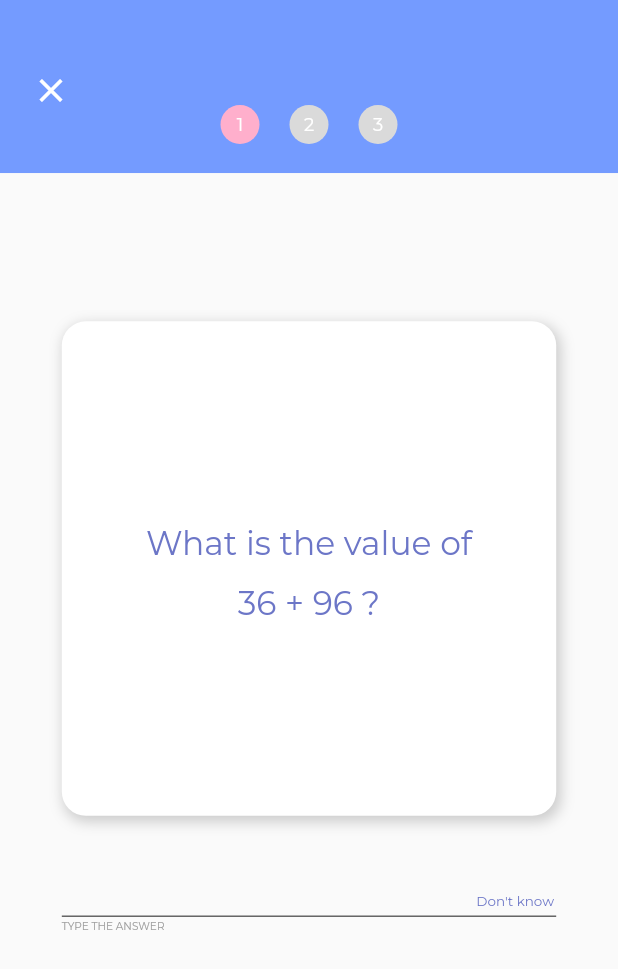
After one commit to JamesJamesJa/rememable, a Flutter app: the FlashcardTest screen opened directly, on a phone screen of 412 x 824 dp. The commit adds this screen. Shown: the top 969 px of the screen. Run offline on Flutter 3.47's test engine with Material 2 defaults, Android fonts, the phone set to English and light mode, and no system bars; our stand-ins replace google_fonts.

Commit message:
[ADD] Front-end on Flashcard Test Page :construction:

```diff
--- a/lib/screens/flashcard-details.dart
+++ b/lib/screens/flashcard-details.dart
@@ -1,5 +1,6 @@
 import 'package:flutter/material.dart';
 import 'package:google_fonts/google_fonts.dart';
+import 'package:rememable/screens/flashcard-test.dart';
 import 'package:rememable/screens/play-flashcard.dart';
 // import 'package:kelena/models/user.dart';
 // import 'package:kelena/providers/student.dart';
@@ -350,8 +351,10 @@ class _FlashcardDetailsState extends State<FlashcardDetails> {
                             )),
                           ),
                           onTap: () {
-                            // Navigator.pushReplacement(context,
-                            //     MaterialPageRoute(builder: (context) => PreHome()));
+                            Navigator.push(
+                                context,
+                                MaterialPageRoute(
+                                    builder: (context) => FlashcardTest()));
                           },
                         ),
                       ],
--- /dev/null
+++ b/lib/screens/flashcard-test.dart
@@ -0,0 +1,389 @@
+import 'dart:math';
+
+import 'package:flutter/material.dart';
+import 'package:google_fonts/google_fonts.dart';
+// import 'package:kelena/models/user.dart';
+// import 'package:kelena/providers/student.dart';
+// import 'package:kelena/screens/firstCome.dart';
+// import 'package:kelena/screens/instructorTime.dart';
+// import 'package:kelena/widgets/student/dialogAddSchedule.dart';
+// import 'package:provider/provider.dart';
+
+class FlashcardTest extends StatefulWidget {
+  // final User teacher;
+  // final String id, name, classNow;
+  // final bool fav;
+  // final int index;
+  // final int selectedTabIndex;
+  // final Function changeIndex;
+  const FlashcardTest({
+    Key key,
+    // this.teacher,
+    // this.id,
+    // this.name,
+    // this.classNow,
+    // this.fav,
+    // this.index,
+    // this.selectedTabIndex,
+    // this.changeIndex,
+  }) : super(key: key);
+  @override
+  _FlashcardTestState createState() => _FlashcardTestState();
+}
+
+class _FlashcardTestState extends State<FlashcardTest> {
+  var answerController = TextEditingController();
+  var flashcardNumberController = ScrollController();
+  int flashcardIndex = 0;
+  double scrollPosition = 0;
+  void setIndex(int value) {
+    setState(() {
+      flashcardIndex = value;
+    });
+    // print(flashcardIndex);
+  }
+
+  PageController pageController = PageController();
+
+  Widget build(BuildContext context) {
+    int flashcardLength = 3;
+    // int flashcardLength = 10;
+
+    return Scaffold(
+      body: Container(
+        height: MediaQuery.of(context).size.height,
+        color: Color(0xFFFAFAFA),
+        child: Column(
+          children: [
+            Container(
+              height: MediaQuery.of(context).size.height * 0.14,
+              width: MediaQuery.of(context).size.width,
+              color: Color(0xFF749BFF),
+              child: Column(
+                children: [
+                  Stack(
+                    // mainAxisAlignment: MainAxisAlignment.spaceAround,
+                    children: [
+                      Container(
+                        height: MediaQuery.of(context).size.height * 0.11,
+                        width: MediaQuery.of(context).size.width,
+                        alignment: Alignment.centerLeft,
+                        padding: EdgeInsets.only(top: 30.0, left: 10.0),
+                        child: IconButton(
+                            icon: Icon(
+                              Icons.close,
+                              size: 26,
+                              color: Colors.white,
+                            ),
+                            onPressed: () {
+                              Navigator.pop(context);
+                            }),
+                      ),
+                      Center(
+                        child: Container(
+                          // width: MediaQuery.of(context).size.width,
+                          width: flashcardLength < 8
+                              ? (flashcardLength * 20 + flashcardLength * 26) +
+                                  0.0
+                              // MediaQuery.of(context).size.width
+                              : MediaQuery.of(context).size.width * 0.74,
+                          margin: EdgeInsets.only(top: 70),
+                          // alignment: Alignment.topCenter,
+                          // color: Colors.red,
+                          height: 26,
+                          child: ListView.builder(
+                            // addAutomaticKeepAlives: true,
+                            // shrinkWrap: false,
+                            // reverse: true,
+                            // addSemanticIndexes: true,
+                            controller: flashcardNumberController,
+                            scrollDirection: Axis.horizontal,
+                            itemCount: flashcardLength,
+
+                            // controller: indexController,
+                            itemBuilder: (BuildContext context, int index) =>
+                                Container(
+                              width: 26,
+                              height: 26,
+                              margin: EdgeInsets.only(left: 10, right: 10),
+                              decoration: BoxDecoration(
+                                color: index == flashcardIndex
+                                    ? Color(0xffFFAFCC)
+                                    : index > flashcardIndex
+                                        ? Color(0xffDADADA)
+                                        : Color(0xffCBADF6),
+                                // : Color(0xffDAC5F8),
+                                borderRadius: BorderRadius.circular(100),
+                              ),
+                              child: Center(
+                                  child: Text(
+                                (index + 1).toString(),
+                                style: GoogleFonts.montserrat(
+                                  textStyle: TextStyle(
+                                      color: Colors.white,
+                                      fontSize: 12.0,
+                                      fontWeight: FontWeight.w400),
+                                ),
+                              )),
+                            ),
+                          ),
+                        ),
+                      ),
+                      // Container(
+                      //   width: MediaQuery.of(context).size.width * 0.7,
+                      //   padding: EdgeInsets.only(top: 40),
+                      //   child: Center(
+                      //     child: Text(
+                      //       'Number Addition',
+                      //       style: GoogleFonts.montserrat(
+                      //         textStyle: TextStyle(
+                      //             color: Colors.white,
+                      //             fontSize: 24.0,
+                      //             fontWeight: FontWeight.w400),
+                      //       ),
+                      //     ),
+                      //   ),
+                      // ),
+                    ],
+                  ),
+                ],
+              ),
+            ),
+            Container(
+              height: MediaQuery.of(context).size.height * 0.84,
+              // padding: EdgeInsets.only(top: 10),
+              child: Column(
+                children: [
+                  Container(
+                    height: MediaQuery.of(context).size.height * 0.54,
+                    child: PageView.builder(
+                        itemCount: flashcardLength,
+                        controller: pageController,
+                        onPageChanged: (value) {
+                          setIndex(value);
+                        },
+                        // allowImplicitScrolling: true,
+                        physics: new NeverScrollableScrollPhysics(),
+                        itemBuilder: (context, index) {
+                          return Column(
+                            children: [
+                              Container(
+                                width: MediaQuery.of(context).size.width * 0.8,
+                                height: MediaQuery.of(context).size.width * 0.8,
+                                // width: 200,
+                                // height: 200,
+                                decoration: BoxDecoration(
+                                  color: Colors.white,
+                                  borderRadius: BorderRadius.circular(16),
+                                  boxShadow: [
+                                    BoxShadow(
+                                      color: Colors.grey.withOpacity(0.5),
+                                      spreadRadius: 1,
+                                      blurRadius: 7,
+                                      offset: Offset(2, 3),
+                                    ),
+                                  ],
+                                ),
+                                margin: EdgeInsets.only(
+                                    top: MediaQuery.of(context).size.height *
+                                        0.12),
+                                padding: EdgeInsets.only(
+                                    left: 30, top: 34, bottom: 34, right: 30),
+                                child: Center(
+                                    child: Container(
+                                  width:
+                                      MediaQuery.of(context).size.width * 0.6,
+                                  child: Text(
+                                    'What is the value of\n36 + 96 ?',
+                                    textAlign: TextAlign.center,
+                                    style: GoogleFonts.montserrat(
+                                      textStyle: TextStyle(
+                                          color: Color(0xFF6C76C7),
+                                          fontSize: 22.0,
+                                          fontWeight: FontWeight.w400,
+                                          height: 1.8),
+                                    ),
+                                  ),
+                                )),
+                              ),
+                            ],
+                          );
+                        }),
+                  ),
+                  Column(
+                    crossAxisAlignment: CrossAxisAlignment.start,
+                    children: [
+                      Container(
+                        width: MediaQuery.of(context).size.width * 0.8,
+                        decoration: BoxDecoration(
+                            border: Border(
+                          bottom: BorderSide(
+                            color: Color(0xff646464),
+                            width: 1.0,
+                          ),
+                        )),
+                        child: Row(
+                          mainAxisAlignment: MainAxisAlignment.spaceAround,
+                          crossAxisAlignment: CrossAxisAlignment.end,
+                          children: [
+                            Container(
+                              width: MediaQuery.of(context).size.width * 0.66,
+                              child: TextField(
+                                //Change "Don't know into row"
+                                //Underline with container border
+                                controller: answerController,
+                                decoration: InputDecoration(
+                                  contentPadding: EdgeInsets.only(
+                                      top: 30.0, left: 4, right: 4),
+                                  border: InputBorder.none,
+                                  // focusedBorder: InputBorder.none,
+                                  // enabledBorder: InputBorder.none,
+                                  // errorBorder: InputBorder.none,
+                                  // disabledBorder: InputBorder.none,
+                                ),
+                                onChanged: (String value) {
+                                  setState(() {
+                                    answerController.text = value;
+                                  });
+                                },
+                                // onSubmitted: (String value) async {
+                                //   await showDialog<void>(
+                                //     context: context,
+                                //     builder: (BuildContext context) {
+                                //       return AlertDialog(
+                                //         title: const Text('Thanks!'),
+                                //         content: Text(
+                                //             'You typed "$value", which has length ${value.characters.length}.'),
+                                //         actions: <Widget>[
+                                //           TextButton(
+                                //             onPressed: () {
+                                //               Navigator.pop(context);
+                                //             },
+                                //             child: const Text('OK'),
+                                //           ),
+                                //         ],
+                                //       );
+                                //     },
+                                //   );
+                                // },
+                              ),
+                            ),
+                            GestureDetector(
+                                child: Container(
+                                  padding: EdgeInsets.only(bottom: 4),
+                                  child: Text(
+                                    'Don\'t know',
+                                    style: GoogleFonts.montserrat(
+                                      textStyle: TextStyle(
+                                        color: Color(0xFF6C76C7),
+                                        fontSize: 9.0,
+                                        fontWeight: FontWeight.w400,
+                                      ),
+                                    ),
+                                  ),
+                                ),
+                                onTap: () {
+                                  setState(() {
+                                    flashcardIndex++;
+                                    answerController.text = "";
+                                    if (flashcardIndex > 3 &&
+                                        flashcardIndex + 3 < flashcardLength) {
+                                      flashcardNumberController
+                                          .jumpTo(scrollPosition);
+                                      scrollPosition += 46;
+                                      flashcardNumberController
+                                          .jumpTo(scrollPosition);
+                                    } else {
+                                      flashcardNumberController
+                                          .jumpTo(scrollPosition);
+                                    }
+                                  });
+                                })
+                          ],
+                        ),
+                      ),
+                      Container(
+                        margin: EdgeInsets.only(top: 2),
+                        child: Text(
+                          'TYPE THE ANSWER',
+                          style: GoogleFonts.montserrat(
+                            textStyle: TextStyle(
+                              color: Color(0xFFA0A0A0),
+                              fontSize: 7.0,
+                              fontWeight: FontWeight.w400,
+                            ),
+                          ),
+                        ),
+                      )
+                    ],
+                  ),
+                  answerController.text == ""
+                      ? Container()
+                      : GestureDetector(
+                          child: Container(
+                            // height: MediaQuery.of(context).size.height * 0.38,
+                            width: MediaQuery.of(context).size.width * 0.65,
+                            height: 50,
+                            decoration: BoxDecoration(
+                              color: Color(0xff6C76C7),
+                              borderRadius: BorderRadius.circular(10),
+                              boxShadow: [
+                                BoxShadow(
+                                  color: Colors.grey.withOpacity(0.5),
+                                  spreadRadius: 1,
+                                  blurRadius: 7,
+                                  offset: Offset(2, 3),
+                                ),
+                              ],
+                            ),
+                            margin: EdgeInsets.only(
+                              top: 50,
+                              // left: MediaQuery.of(context).size.width * 0.15
+                            ),
+                            // padding: EdgeInsets.only(top: 10, bottom: 10),
+                            child: Center(
+                              child: Text(
+                                'Submit',
+                                style: GoogleFonts.montserrat(
+                                  textStyle: TextStyle(
+                                      color: Colors.white,
+                                      fontSize: 14.0,
+                                      fontWeight: FontWeight.w400),
+                                ),
+                              ),
+                            ),
+                          ),
+                          onTap: () {
+                            // if(flashcardIndex<7)
+                            setState(() {
+                              flashcardIndex++;
+                              answerController.text = "";
+                              if (flashcardIndex > 3 &&
+                                  flashcardIndex + 3 < flashcardLength) {
+                                flashcardNumberController
+                                    .jumpTo(scrollPosition);
+                                scrollPosition += 46;
+                                flashcardNumberController
+                                    .jumpTo(scrollPosition);
+                              } else {
+                                flashcardNumberController
+                                    .jumpTo(scrollPosition);
+                              }
+                              // print(flashcardNumberController.position.pixels + 46);
+                            });
+                            // if (_animationStatus == AnimationStatus.dismissed) {
+                            //   _animationController.forward();
+                            // } else {
+                            //   _animationController.reverse();
+                            // }
+                          },
+                        ),
+                ],
+              ),
+            ),
+          ],
+        ),
+      ),
+    );
+  }
+}
--- a/lib/screens/play-flashcard.dart
+++ b/lib/screens/play-flashcard.dart
@@ -458,7 +458,9 @@ class _PlayFlashcardState extends State<PlayFlashcard>
                           // padding: EdgeInsets.only(top: 10, bottom: 10),
                           child: Center(
                             child: Text(
-                              'Tab this to see the definition',
+                              _animationController.value < 0.5
+                                  ? 'Tab this to see the definition'
+                                  : 'Tab this to see the Term',
                               style: GoogleFonts.montserrat(
                                 textStyle: TextStyle(
                                     color: Color(0xFF6C76C7),
```
